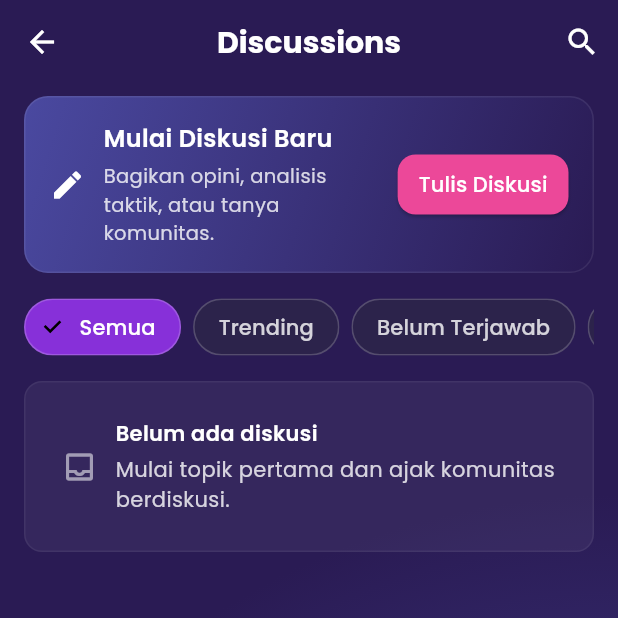
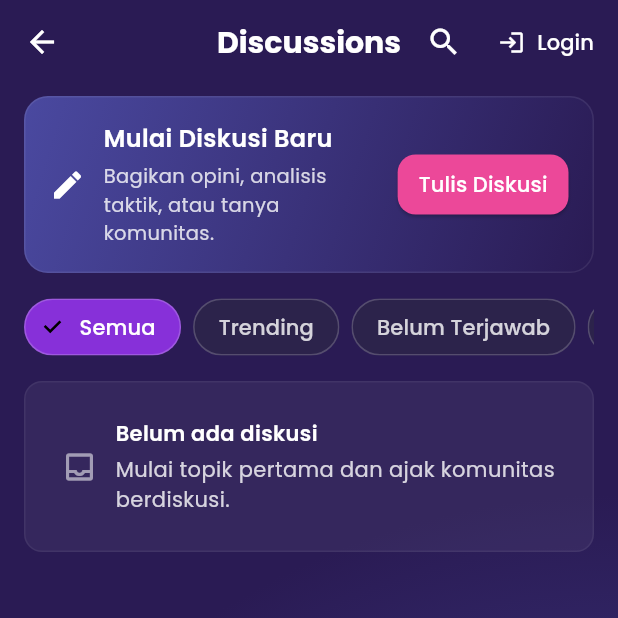
Before and after one commit to grassphobic-A07/arena-invicta-mobile, a Flutter app: the DiscussionsPage screen opened by its route, on a phone screen of 412 x 824 dp, the top half of it. Run offline on Flutter 3.47's test engine with Material 3 defaults, Android fonts, the phone set to English and light mode, and no system bars; our stand-ins replace google_fonts, internet_connection_checker_plus; missing offline and left inert: pbp_django_auth; accounts and stored records are empty.

Commit message:
feat: add login shortcut to discussions app bar

```diff
--- a/lib/adam_discussions/discussions_page.dart
+++ b/lib/adam_discussions/discussions_page.dart
@@ -102,6 +102,14 @@ class _DiscussionsPageState extends State<DiscussionsPage> {
               IconButton(
                 icon: const Icon(Icons.search),
                 onPressed: () {},
+              ),
+              TextButton.icon(
+                onPressed: () => Navigator.pushNamed(context, LoginPage.routeName),
+                icon: const Icon(Icons.login, color: Colors.white),
+                label: const Text(
+                  'Login',
+                  style: TextStyle(color: Colors.white),
+                ),
               ),
             ],
           ),
```
